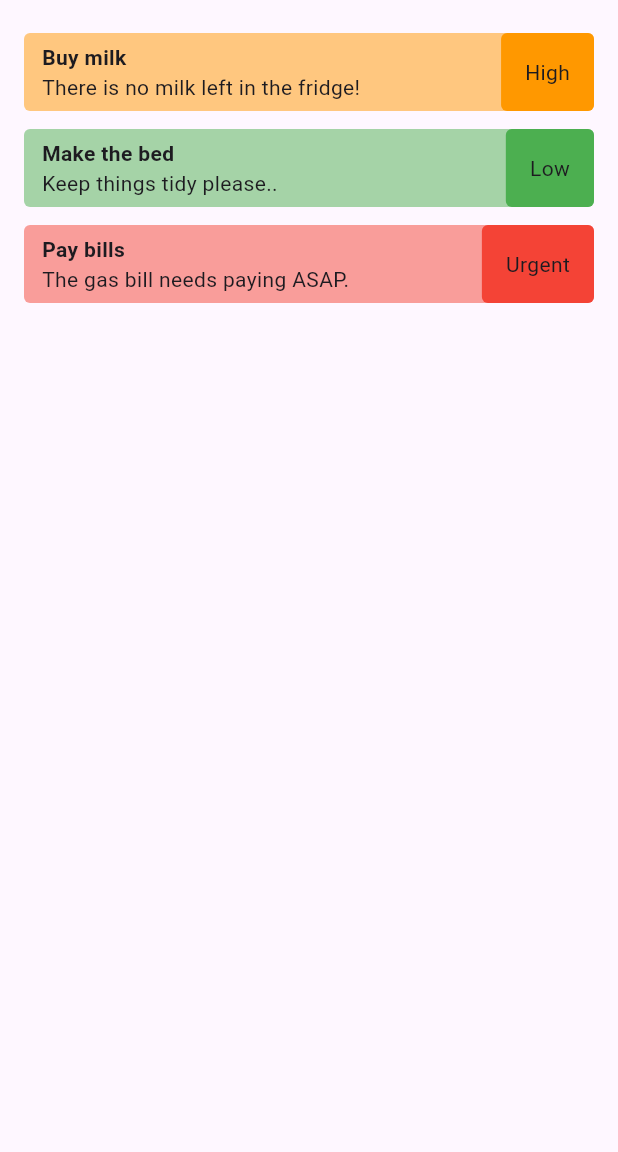
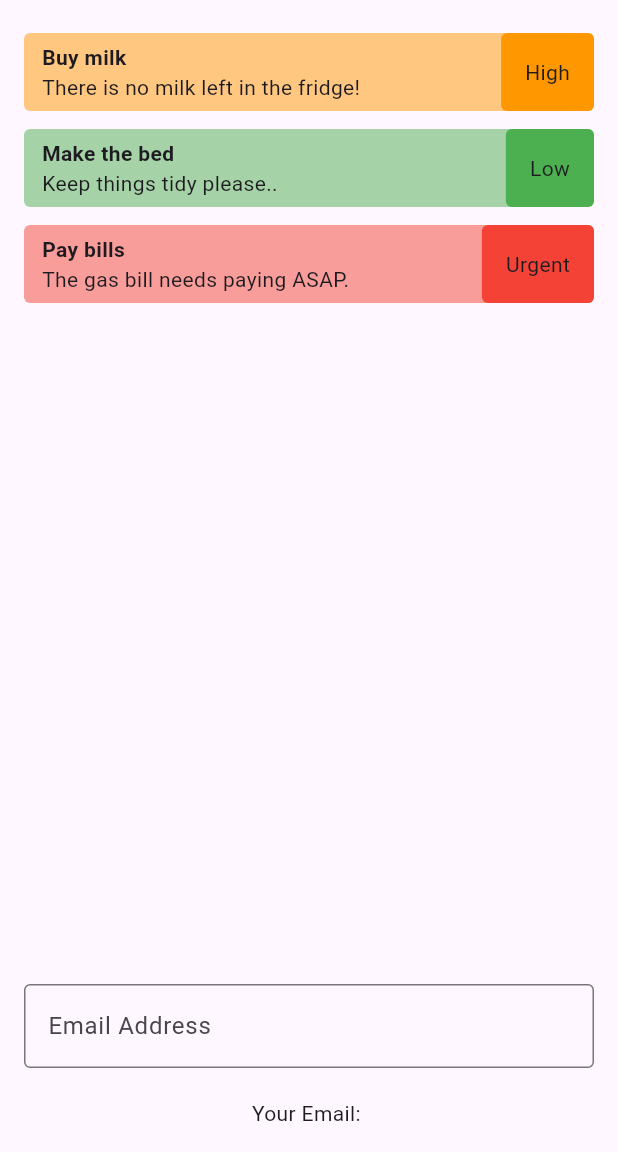
Before and after one commit to mzahalan/FlutterMasterClass, a Flutter app: the screen it shows after launch, on a phone screen of 412 x 824 dp, the part 84-1236 px from its top. Run offline on Flutter 3.47's test engine with Material 3 defaults, Android fonts, the phone set to English and light mode, and no system bars; our stand-ins replace cloud_firestore, firebase_core, google_fonts; accounts and stored records are empty.

Commit message:
Bonus: Forms in Flutter - TextField

```diff
--- a/flutter-forms-tutorial-starter-project/lib/home.dart
+++ b/flutter-forms-tutorial-starter-project/lib/home.dart
@@ -10,7 +10,7 @@ class Home extends StatefulWidget {
 }
 
 class _HomeState extends State<Home> {
-
+  String _email = '';
 
   final List<Todo> todos = [
     const Todo(
@@ -45,6 +45,20 @@ class _HomeState extends State<Home> {
             Expanded(child: TodoList(todos: todos)),
 
             // form stuff below here
+            TextField(
+              decoration: const InputDecoration(
+                border: OutlineInputBorder(),
+                label: Text('Email Address'),
+              ),
+              keyboardType: TextInputType.emailAddress,
+              onChanged: (value) {
+                setState(() {
+                  _email = value;
+                });
+              },
+            ),
+            const SizedBox(height: 20),
+            Text('Your Email: $_email'),
 
           ],
         ),
```
